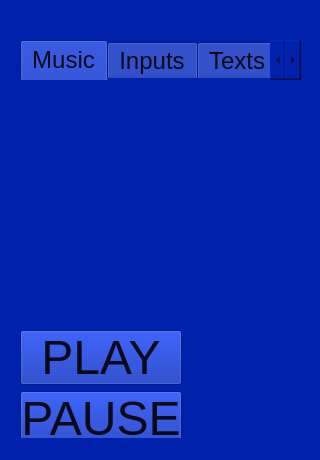
Before: the Qt Designer form form.ui in jkeller52/pigui, drawn with Qt 5.
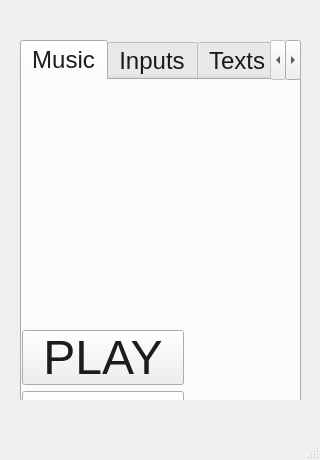
After: the same form once the commit is applied. The open tabs and pages were chosen to show the change. Icons and pictures are not drawn.

Patch:
```diff
--- a/form.ui
+++ b/form.ui
@@ -16,11 +16,25 @@
     <height>460</height>
    </size>
   </property>
+  <property name="font">
+   <font>
+    <pointsize>36</pointsize>
+   </font>
+  </property>
+  <property name="cursor">
+   <cursorShape>CrossCursor</cursorShape>
+  </property>
+  <property name="tabletTracking">
+   <bool>false</bool>
+  </property>
+  <property name="contextMenuPolicy">
+   <enum>Qt::DefaultContextMenu</enum>
+  </property>
   <property name="windowTitle">
    <string>MainWindow</string>
   </property>
   <property name="styleSheet">
-   <string notr="true">background-color: rgb(0, 33, 172);</string>
+   <string notr="true"/>
   </property>
   <widget class="QWidget" name="centralwidget">
    <widget class="QTabWidget" name="tabWidget">
@@ -38,9 +52,8 @@
      </font>
     </property>
     <property name="styleSheet">
-     <string notr="true">border-color: rgb(84, 150, 227);
+     <string notr="true">
 color: rgba(3, 0, 0, 227);
-alternate-background-color: rgb(62, 144, 235);
 </string>
     </property>
     <property name="currentIndex">
@@ -109,12 +122,30 @@
         <height>300</height>
        </size>
       </property>
+      <property name="autoFillBackground">
+       <bool>false</bool>
+      </property>
+      <property name="lineWidth">
+       <number>2</number>
+      </property>
       <property name="text">
        <string/>
       </property>
+      <property name="textFormat">
+       <enum>Qt::RichText</enum>
+      </property>
       <property name="pixmap">
        <pixmap>../../../Downloads/gif animations/601d08ef97647985814841.gif</pixmap>
       </property>
+      <property name="scaledContents">
+       <bool>true</bool>
+      </property>
+      <property name="wordWrap">
+       <bool>false</bool>
+      </property>
+      <property name="openExternalLinks">
+       <bool>false</bool>
+      </property>
      </widget>
     </widget>
     <widget class="QWidget" name="tab_2">
```
Left out of the diff: 10 changed lines with no effect on the pictures.
